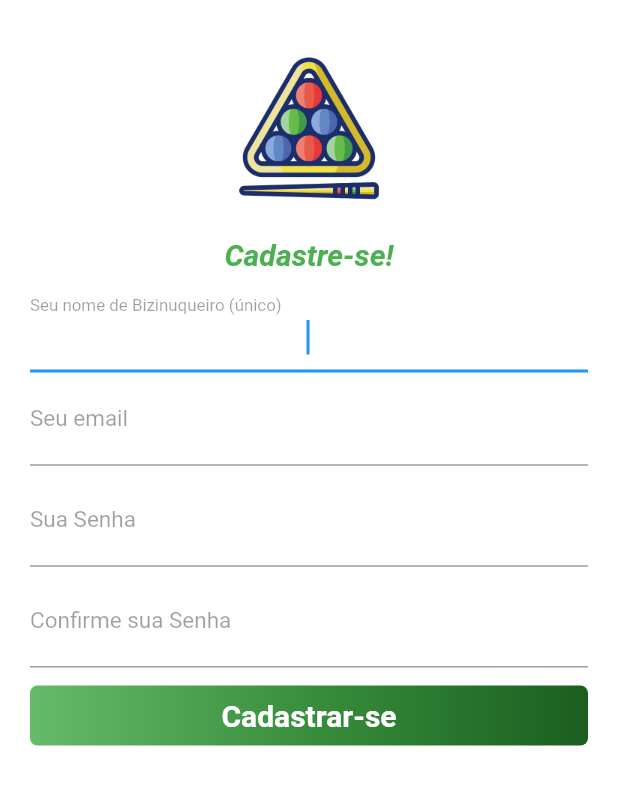
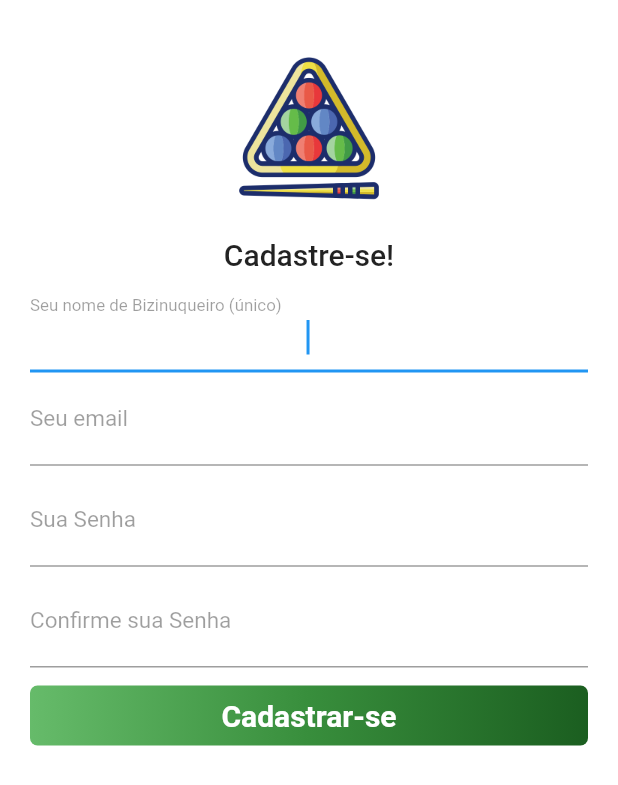
Before and after one commit to kmvbatista/bizinuca, a Flutter app: the screen it shows after launch, after a tap on "Cadastre-se", on a phone screen of 412 x 824 dp. Shown: the top 785 px of the screen. Run offline on Flutter 3.47's test engine with Material 2 defaults, Android fonts, the phone set to English and light mode, and no system bars; our stand-ins replace charts_flutter, cloud_firestore, dio, firebase_auth, flutter_spinkit; missing offline and left inert: back_button_interceptor; accounts and stored records are empty.

Commit message:
bugFix-last changes

```diff
--- a/lib/pages/Login/Login.dart
+++ b/lib/pages/Login/Login.dart
@@ -72,6 +72,7 @@ class _LoginState extends State<Login> {
               height: 10,
             ),
             Text("Bem vindo ao Bizinuca!",
+                textAlign: TextAlign.center,
                 style: Theme.of(context).textTheme.headline),
             SizedBox(
               height: 10,
--- a/lib/pages/SignUp/Signup.dart
+++ b/lib/pages/SignUp/Signup.dart
@@ -98,11 +98,7 @@ class _SignUpState extends State<SignUp> {
             ),
             Text(
               "Cadastre-se!",
-              style: TextStyle(
-                  color: Theme.of(context).primaryColor,
-                  fontStyle: FontStyle.italic,
-                  fontSize: 20,
-                  fontWeight: FontWeight.w600),
+              style: Theme.of(context).textTheme.title,
               textAlign: TextAlign.center,
             ),
             SizedBox(
--- a/lib/pages/Statistics/Tabs/Gamehistory.dart
+++ b/lib/pages/Statistics/Tabs/Gamehistory.dart
@@ -23,8 +23,7 @@ class _GameHistoryState extends State<GameHistory> {
 
   TextStyle getWinnerPlayersTextStyle(winnerPlayers) {
     if (winnerPlayers.contains(widget._username))
-      return TextStyle(
-          fontWeight: FontWeight.bold, color: Theme.of(context).primaryColor);
+      return TextStyle(fontWeight: FontWeight.bold, color: Colors.green);
     return TextStyle(fontWeight: FontWeight.bold, color: Colors.red);
   }
 
--- a/lib/pages/Statistics/Tabs/PointsPerDayChart.dart
+++ b/lib/pages/Statistics/Tabs/PointsPerDayChart.dart
@@ -25,7 +25,7 @@ class _PointsPerDayChartState extends State<PointsPerDayChart>
   }
 
   getDataRows() {
-    var textStyle = TextStyle(color: Theme.of(context).primaryColor);
+    var textStyle = TextStyle(color: Colors.green);
     setState(() {
       _dataRows = widget.pointsPerDay.map((point) {
         return DataRow(cells: [
--- a/lib/utils/theme.dart
+++ b/lib/utils/theme.dart
@@ -15,7 +15,10 @@ ThemeData basicTheme() {
       display2: base.display2.copyWith(
           fontSize: 20, fontWeight: FontWeight.w600, color: Colors.black),
       display3: base.display3.copyWith(
-          fontSize: 15, fontWeight: FontWeight.bold, color: Colors.black),
+        fontSize: 15,
+        fontWeight: FontWeight.bold,
+        color: Colors.black,
+      ),
     );
   }
 
```
